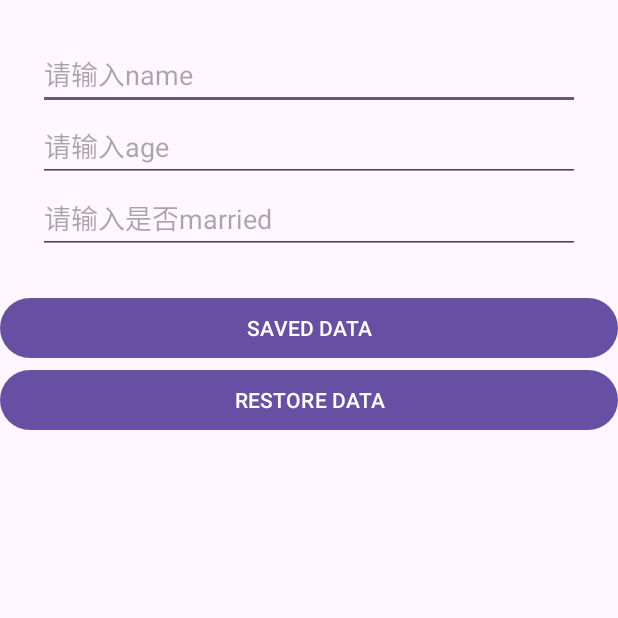
After one commit to junhqin/Android_repo, an Android app: the SharedPreferenceActivity screen opened directly, with no data from a screen before it, on a phone screen of 412 x 824 dp, the top half of it. The commit adds this screen. Run offline under Robolectric (Android 15) with nearby library versions, the phone set to English and light mode, and no system bars.

Commit message:
使用SharedPreferences存储与读取数据

```diff
--- a/app/src/main/AndroidManifest.xml
+++ b/app/src/main/AndroidManifest.xml
@@ -77,6 +77,11 @@
             android:name="com.example.findlist.GuessActivity"
             android:label="猜拳游戏"
             android:parentActivityName=".anotherActivity" />
+        <activity
+            android:name="com.example.findlist.SharedPreferenceActivity"
+            android:label="使用SharedPreferences存储与读取数据"
+            android:exported="true"/>
+
     </application>
 
 </manifest>
--- /dev/null
+++ b/app/src/main/java/com/example/findlist/SharedPreferenceActivity.java
@@ -0,0 +1,67 @@
+package com.example.findlist;
+
+import androidx.appcompat.app.AppCompatActivity;
+
+import android.content.SharedPreferences;
+import android.os.Bundle;
+import android.view.View;
+import android.widget.Button;
+import android.widget.EditText;
+import android.widget.Toast;
+
+import com.example.myapplication.R;
+
+import org.w3c.dom.Text;
+
+//键值对进行传递
+public class SharedPreferenceActivity extends AppCompatActivity {
+    private Button btn_save,btn_restore;
+    private EditText et_name,et_age,et_married;
+    @Override
+    protected void onCreate(Bundle savedInstanceState) {
+        super.onCreate(savedInstanceState);
+        setContentView(R.layout.activity_shared_preference);
+        init();
+        btn_save.setOnClickListener(new View.OnClickListener() {
+            @Override
+            public void onClick(View view) {
+                save(view);
+            }
+        });
+        btn_restore.setOnClickListener(new View.OnClickListener() {
+            @Override
+            public void onClick(View view) {
+                get(view);
+            }
+        });
+
+
+    }
+
+    public void init(){
+        btn_restore=findViewById(R.id.btn_restore);
+        btn_save = findViewById(R.id.btn_save);
+        et_age = findViewById(R.id.et_age);
+        et_married = findViewById(R.id.et_married);
+        et_name = findViewById(R.id.et_name);
+    }
+    public void save(View view){
+        String name = et_name .getText().toString();
+        String age = et_age.getText().toString();
+        String married = et_married.getText().toString();
+        SharedPreferences record = getSharedPreferences("record", MODE_PRIVATE);
+        SharedPreferences.Editor editor = record.edit();
+        editor.putString("name", name);
+        editor.putString("age",  age);
+        editor.putString("married",married);
+        editor.commit();//提交当前数据 （editor.apply更快，是暂时读入内存，适合的时候再读入磁盘）
+    }
+
+    public void get(View view){
+        SharedPreferences record = getSharedPreferences("record", MODE_PRIVATE);
+        String a1 = record.getString("name", "");
+        String b1 = record.getString("age",  "");
+        String c1 = record.getString("married","");
+        Toast.makeText(this, "name is "+a1+"\n"+"age is "+b1+"\n"+"married is "+c1,Toast.LENGTH_LONG).show();
+    }
+}
--- /dev/null
+++ b/app/src/main/res/layout/activity_shared_preference.xml
@@ -0,0 +1,43 @@
+<?xml version="1.0" encoding="utf-8"?>
+<LinearLayout xmlns:android="http://schemas.android.com/apk/res/android"
+    xmlns:app="http://schemas.android.com/apk/res-auto"
+    xmlns:tools="http://schemas.android.com/tools"
+    android:layout_width="match_parent"
+    android:layout_height="match_parent"
+    android:orientation="vertical"
+    tools:context="com.example.findlist.SharedPreferenceActivity">
+    <EditText
+        android:layout_width="match_parent"
+        android:layout_height="wrap_content"
+        android:hint="请输入name"
+        android:id="@+id/et_name"
+        android:layout_marginTop="25dp"
+        android:layout_marginLeft="25dp"
+        android:layout_marginRight="25dp"/>
+    <EditText
+        android:layout_width="match_parent"
+        android:layout_height="wrap_content"
+        android:hint="请输入age"
+        android:id="@+id/et_age"
+
+        android:layout_marginLeft="25dp"
+        android:layout_marginRight="25dp"/>
+    <EditText
+        android:layout_width="match_parent"
+        android:layout_height="wrap_content"
+        android:hint="请输入是否married"
+        android:id="@+id/et_married"
+        android:layout_marginBottom="25dp"
+        android:layout_marginLeft="25dp"
+        android:layout_marginRight="25dp"/>
+    <Button
+        android:layout_width="match_parent"
+        android:layout_height="wrap_content"
+        android:text="SAVED DATA"
+        android:id="@+id/btn_save"/>
+    <Button
+        android:layout_width="match_parent"
+        android:layout_height="wrap_content"
+        android:text="RESTORE DATA"
+        android:id="@+id/btn_restore"/>
+</LinearLayout>
```
Also changed, not shown: app/src/main/java/com/example/bottomnav/FindFragment.java (+15 -2 lines), 1 other file.
